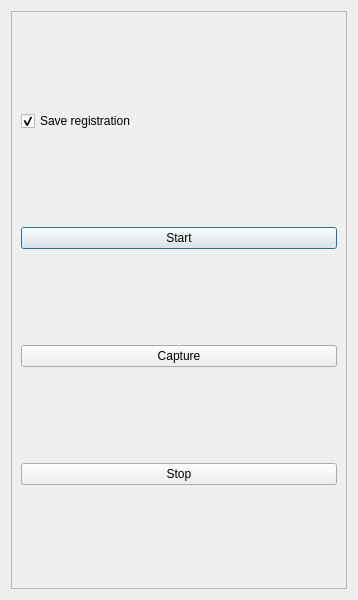
Old version of the form ui/camera.ui in the repository liushuya7/cn5X.
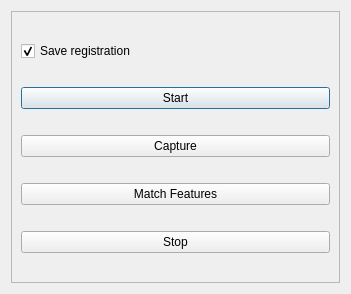
New version of the form.

Commit message: using opencv window, developing

The edit to the form file:
```diff
--- a/ui/camera.ui
+++ b/ui/camera.ui
@@ -6,8 +6,8 @@
    <rect>
     <x>0</x>
     <y>0</y>
-    <width>358</width>
-    <height>600</height>
+    <width>351</width>
+    <height>294</height>
    </rect>
   </property>
   <property name="windowTitle">
@@ -54,6 +54,13 @@
          </property>
         </widget>
        </item>
+       <item>
+        <widget class="QPushButton" name="pushButton_match">
+         <property name="text">
+          <string>Match Features</string>
+         </property>
+        </widget>
+       </item>
        <item>
         <widget class="QPushButton" name="pushButton_stop">
          <property name="text">
```
Left out of the diff: 3 changed lines with no effect on the pictures. The commit also changes 5 other files.
